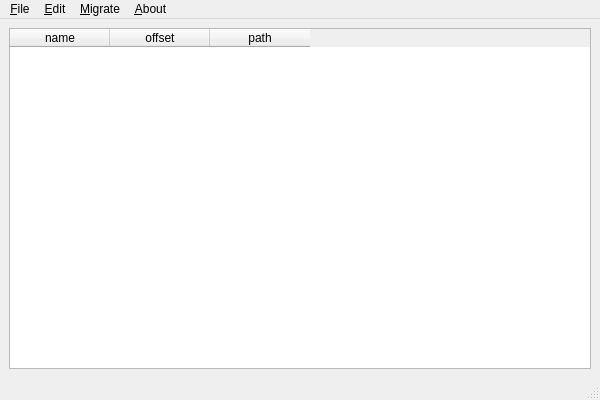
kandu/goPage, file src/goPage.ui: the form before one commit.
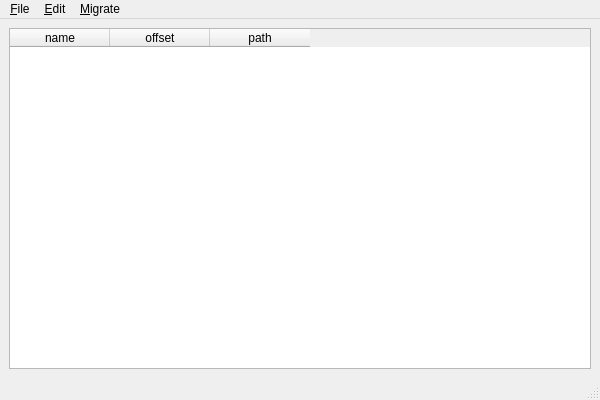
The form after the commit.

Commit message: about dialog

```diff
--- a/src/goPage.ui
+++ b/src/goPage.ui
@@ -73,15 +73,9 @@
     <addaction name="actionMigFrom"/>
     <addaction name="actionMigAll"/>
    </widget>
-   <widget class="QMenu" name="menuAbout">
-    <property name="title">
-     <string>&amp;About</string>
-    </property>
-   </widget>
    <addaction name="menuMinimize_to_tray"/>
    <addaction name="menuEdit"/>
    <addaction name="menuMigrate"/>
-   <addaction name="menuAbout"/>
   </widget>
   <widget class="QStatusBar" name="statusbar"/>
   <action name="actionQuit">
```
The commit also changes 4 other files.
